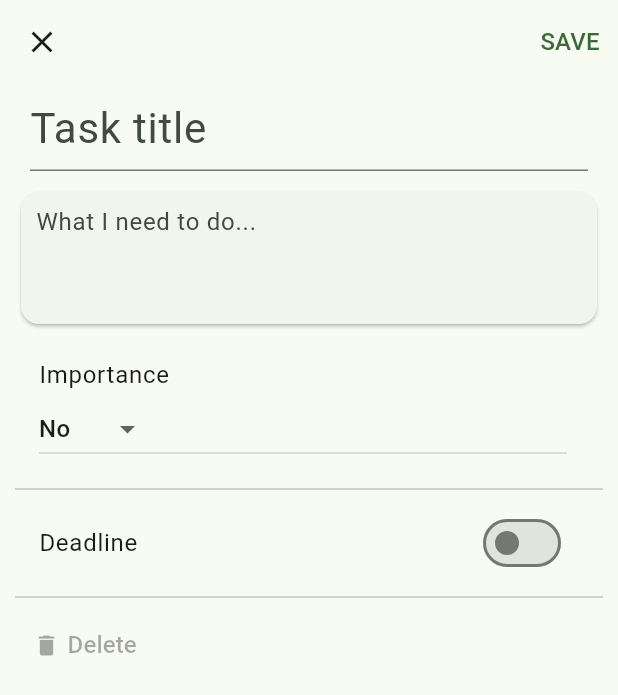
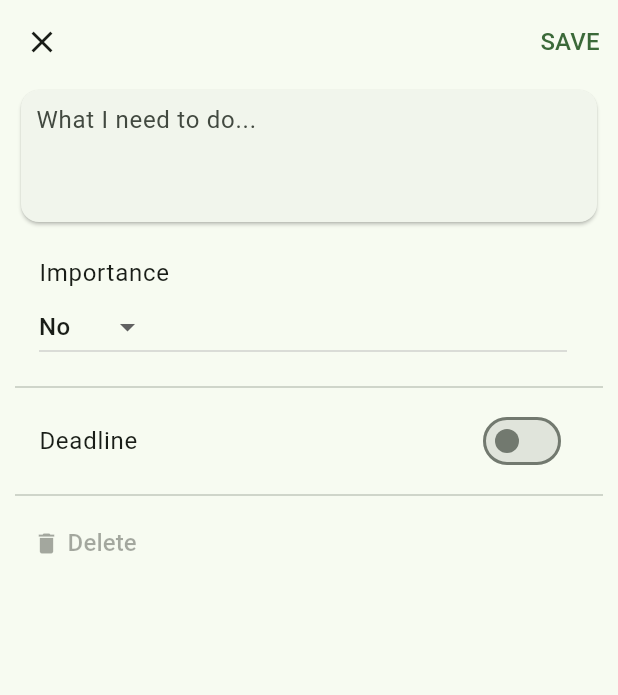
Before and after one commit to vladdan16/todo_list, a Flutter app: the TaskPage screen opened directly, on a phone screen of 412 x 824 dp. Shown: the top 695 px of the screen. Run offline on Flutter 3.47's test engine with Material 2 defaults, Android fonts, the phone set to English and light mode, and no system bars; drawn by our look-alikes of dynamic_color; our stand-ins replace easy_dynamic_theme, easy_localization, logger, shared_preferences; accounts and stored records are empty.

Commit message:
add eye and remove description

```diff
--- a/lib/core/task_database.dart
+++ b/lib/core/task_database.dart
@@ -39,7 +39,7 @@ final class TaskDatabase {
   void modifyTask(
     ToDo task, {
     String? name,
-    String? description,
+    //String? description,
     bool? done,
     Importance? importance,
     DateTime? deadline,
@@ -55,7 +55,7 @@ final class TaskDatabase {
       }
     }
     task.name = name ?? task.name;
-    task.description = description ?? task.description;
+    //task.description = description ?? task.description;
     task.done = done ?? task.done;
     task.importance = importance ?? task.importance;
     task.deadline = deadline ?? task.deadline;
@@ -67,7 +67,7 @@ final class TaskDatabase {
     modifyTask(
       task,
       name: newTask.name,
-      description: newTask.description,
+      //description: newTask.description,
       done: newTask.done,
       importance: newTask.importance,
       deadline: newTask.deadline,
--- a/lib/core/todo.dart
+++ b/lib/core/todo.dart
@@ -2,7 +2,7 @@ import 'package:easy_localization/easy_localization.dart';
 
 base class ToDo {
   String name;
-  String description;
+  //String description;
   bool done;
   Importance importance;
   DateTime? deadline;
@@ -10,7 +10,7 @@ base class ToDo {
 
   ToDo({
     this.name = '',
-    this.description = '',
+    //this.description = '',
     this.done = false,
     this.importance = Importance.no,
     this.deadline,
@@ -20,7 +20,7 @@ base class ToDo {
   factory ToDo.copyWith(ToDo toDo) {
     return ToDo(
       name: toDo.name,
-      description: toDo.description,
+      //description: toDo.description,
       done: toDo.done,
       importance: toDo.importance,
       deadline: toDo.deadline,
@@ -30,7 +30,7 @@ base class ToDo {
 
   factory ToDo.fromJson(Map<String, dynamic> json) {
     String name = json['name'];
-    String description = json['description'];
+    //String description = json['description'];
     bool done = json['done'];
     Importance importance = importanceFromString(json['importance']);
     DateTime? deadline =
@@ -38,7 +38,7 @@ base class ToDo {
     bool hasDeadline = json['hasDeadline'];
     return ToDo(
       name: name,
-      description: description,
+      //description: description,
       done: done,
       importance: importance,
       deadline: deadline,
@@ -49,7 +49,7 @@ base class ToDo {
   Map<String, dynamic> toJson() {
     return {
       'name': name,
-      'description': description,
+      //'description': description,
       'done': done,
       'importance': importanceToString(importance),
       'deadline': deadline?.toIso8601String(),
--- a/lib/pages/task_page.dart
+++ b/lib/pages/task_page.dart
@@ -18,23 +18,23 @@ class TaskPage extends StatefulWidget {
 
 class _TaskPageState extends State<TaskPage> {
   late TextEditingController titleTextController;
-  late TextEditingController descriptionTextController;
+  //late TextEditingController descriptionTextController;
   late ToDo curTask;
   var logger = Logger();
   final database = TaskDatabase();
 
   void _saveTask() {
     curTask.name = titleTextController.text;
-    curTask.description = descriptionTextController.text;
+    //curTask.description = descriptionTextController.text;
     if (!widget.newTask) database.modifyTaskFromToDo(widget.task, curTask);
   }
 
   @override
   void initState() {
     titleTextController = TextEditingController(text: widget.task.name);
-    descriptionTextController = TextEditingController(
-      text: widget.task.description,
-    );
+    //descriptionTextController = TextEditingController(
+    //  text: widget.task.description,
+    //);
     if (widget.newTask) {
       curTask = widget.task;
     } else {
@@ -86,28 +86,11 @@ class _TaskPageState extends State<TaskPage> {
               child: SingleChildScrollView(
                 child: Column(
                   children: <Widget>[
-                    Padding(
-                      padding: const EdgeInsets.symmetric(horizontal: 10),
-                      child: TextField(
-                        controller: titleTextController,
-                        decoration: InputDecoration(
-                          hintText: 'task_title'.tr(),
-                        ),
-                        style: TextStyle(
-                          fontSize: Theme.of(context)
-                              .textTheme
-                              .headlineMedium
-                              ?.fontSize,
-                        ),
-                        textInputAction: TextInputAction.next,
-                      ),
-                    ),
-                    const SizedBox(height: 10),
                     Card(
                       child: Padding(
                         padding: const EdgeInsets.symmetric(horizontal: 10),
                         child: TextField(
-                          controller: descriptionTextController,
+                          controller: titleTextController,
                           decoration: InputDecoration(
                             hintText: 'task_description'.tr(),
                             border: InputBorder.none,
@@ -151,42 +134,6 @@ class _TaskPageState extends State<TaskPage> {
                           });
                         },
                       ),
-                      // onTap: () {
-                      //   final overlay = Overlay.of(context)
-                      //       .context
-                      //       .findRenderObject() as RenderBox;
-                      //   showMenu(
-                      //     context: context,
-                      //     position: RelativeRect.fromRect(
-                      //       Rect.fromPoints(
-                      //         overlay.localToGlobal(Offset.zero),
-                      //         overlay.localToGlobal(
-                      //           overlay.size.bottomRight(Offset.zero),
-                      //         ),
-                      //       ),
-                      //       Offset.zero & overlay.size,
-                      //     ),
-                      //     items: <PopupMenuEntry<Importance>>[
-                      //       PopupMenuItem<Importance>(
-                      //         value: Importance.no,
-                      //         child: Text(Importance.no.name).tr(),
-                      //       ),
-                      //       PopupMenuItem<Importance>(
-                      //         value: Importance.low,
-                      //         child: Text(Importance.low.name).tr(),
-                      //       ),
-                      //       PopupMenuItem<Importance>(
-                      //         value: Importance.high,
-                      //         child: Text(Importance.high.name).tr(),
-                      //       ),
-                      //     ],
-                      //   ).then((Importance? value) {
-                      //     setState(() {
-                      //       curTask.importance = value ?? curTask.importance;
-                      //       //logger.i(value?.name);
-                      //     });
-                      //   });
-                      // },
                     ),
                     const Divider(),
                     SwitchListTile(
```
Also changed, not shown: lib/pages/home_page.dart (+23 -17 lines), lib/widgets/home_header_delegate.dart (+18 -8 lines).
